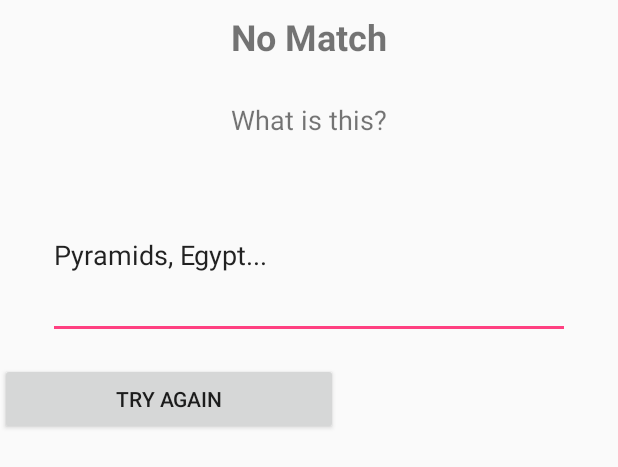
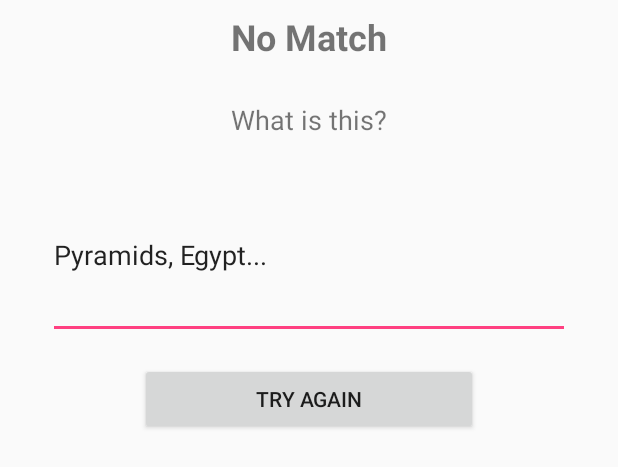
Before and after one commit to whalenda/frontendapp, an Android app: the layout no_match.xml on its own in the app's theme, with its tools: preview values and no code run, on a phone screen of 412 x 824 dp. Shown: the top 467 px of the screen. Run offline under Robolectric (Android 15) with nearby library versions, the phone set to English and light mode, and no system bars; network calls fail.

Commit message:
photo to server

```diff
--- a/souvenir/app/src/main/res/layout/found_photo.xml
+++ b/souvenir/app/src/main/res/layout/found_photo.xml
@@ -7,7 +7,7 @@
     tools:context=".PhotoActivity">
 
     <ImageView
-        android:id="@+id/imageView2"
+        android:id="@+id/image"
         android:layout_width="566dp"
         android:layout_height="259dp"
         app:layout_constraintEnd_toEndOf="parent"
@@ -29,7 +29,7 @@
         android:typeface="normal"
         app:layout_constraintEnd_toEndOf="parent"
         app:layout_constraintStart_toStartOf="parent"
-        app:layout_constraintTop_toBottomOf="@+id/imageView2" />
+        app:layout_constraintTop_toBottomOf="@+id/image" />
 
     <Button
         android:id="@+id/button3"
--- a/souvenir/app/src/main/res/layout/no_match.xml
+++ b/souvenir/app/src/main/res/layout/no_match.xml
@@ -53,10 +53,13 @@
         android:id="@+id/button2"
         android:layout_width="225dp"
         android:layout_height="wrap_content"
+        android:layout_marginStart="8dp"
         android:layout_marginTop="16dp"
+        android:layout_marginEnd="8dp"
         android:onClick="UploadFile"
         android:text="Try again"
-        app:layout_constraintTop_toBottomOf="@+id/editText"
-        tools:layout_editor_absoluteX="80dp" />
+        app:layout_constraintEnd_toEndOf="parent"
+        app:layout_constraintStart_toStartOf="parent"
+        app:layout_constraintTop_toBottomOf="@+id/editText" />
 
 </android.support.constraint.ConstraintLayout>
```
Also changed, not shown: souvenir/app/src/main/java/com/gulogulo/starterapp/Login2.java (+4 -4 lines), souvenir/app/src/main/java/com/gulogulo/starterapp/MainActivity.java (+12 -4 lines), souvenir/app/src/main/java/com/gulogulo/starterapp/PhotoActivity.java (+9 -0 lines), 23 other files.
